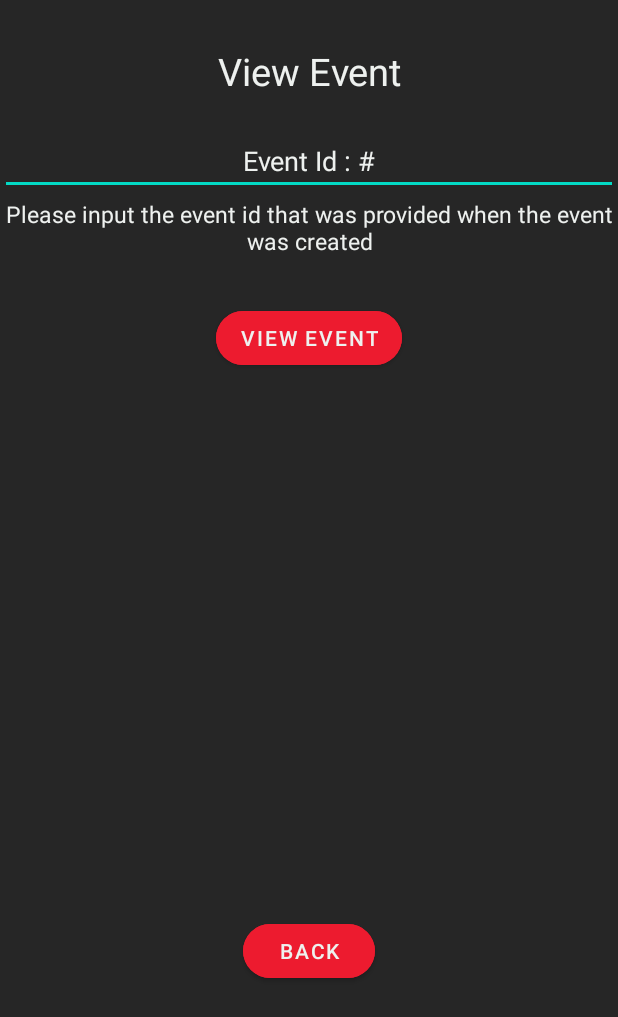
After one commit to McGill-ECSE321-Fall2021/project-group-12, an Android app: the layout viewevent_page.xml on its own in the app's theme, with its tools: preview values and no code run, on a phone screen of 412 x 824 dp. The commit adds this screen. Shown: the top 1017 px of the screen. Run offline under Robolectric (Android 15) with nearby library versions, the phone set to English and light mode, and no system bars.

Commit message:
fixed create event user access issue, plus initial view event code

```diff
--- /dev/null
+++ b/LibraryAndroid/app/src/main/res/layout/viewevent_page.xml
@@ -0,0 +1,198 @@
+<?xml version="1.0" encoding="utf-8"?>
+<androidx.constraintlayout.widget.ConstraintLayout xmlns:android="http://schemas.android.com/apk/res/android"
+    xmlns:app="http://schemas.android.com/apk/res-auto"
+    android:layout_width="match_parent"
+    android:layout_height="match_parent"
+    android:background="@color/dark_color"
+    app:layout_behavior="@string/appbar_scrolling_view_behavior">
+
+    <LinearLayout
+        android:layout_width="match_parent"
+        android:layout_height="wrap_content"
+        android:orientation="vertical"
+        app:layout_constraintLeft_toLeftOf="parent"
+        app:layout_constraintRight_toRightOf="parent"
+        app:layout_constraintTop_toTopOf="parent">
+
+        <TextView
+            android:id="@+id/viewevent_text"
+            android:layout_width="wrap_content"
+            android:layout_height="wrap_content"
+            android:text="View Event"
+            android:textAlignment="center"
+            android:textColor="@color/light_color"
+            android:gravity="center"
+            android:layout_gravity="center"
+            android:layout_marginTop="30dp"
+            android:textSize="25sp" />
+
+        <EditText
+            android:id="@+id/viewevent_id"
+            android:layout_width="match_parent"
+            android:layout_height="wrap_content"
+            android:layout_marginTop="20dp"
+            android:hint="@string/viewevent_eventId_hint"
+            android:textAlignment="center"
+            android:textColor="@color/light_color"
+            android:textColorHighlight="@color/primary_color"
+            android:textColorHint="@color/light_color"
+            android:textColorLink="@color/primary_color" />
+
+        <TextView
+            android:id="@+id/signup_valid_password_text"
+            android:layout_width="wrap_content"
+            android:layout_height="wrap_content"
+            android:text="Please input the event id that was provided when the event was created"
+            android:textAlignment="center"
+            android:textColor="@color/light_color"
+            android:gravity="center"
+            android:layout_gravity="center"
+            android:layout_marginTop="2dp"
+            android:textSize="15sp" />
+
+        <Button
+            android:layout_width="wrap_content"
+            android:layout_height="wrap_content"
+            android:backgroundTint="@color/primary_color"
+            android:gravity="center"
+            android:layout_gravity="center"
+            android:layout_marginTop="30dp"
+            android:onClick="viewEvent"
+            android:text="@string/viewevent_view_button_text"
+            android:textColor="@color/light_color"
+            app:cornerRadius="100px"
+            app:layout_constraintBottom_toBottomOf="parent"
+            app:layout_constraintEnd_toEndOf="parent" />
+
+
+        <TextView
+            android:id="@+id/viewevent_name"
+            android:layout_width="match_parent"
+            android:layout_height="match_parent"
+            android:layout_marginTop="20dp"
+            android:gravity="center"
+            android:text=""
+            android:textAlignment="center"
+            android:textColor="@color/light_color"
+            android:textSize="15sp"
+            app:layout_constraintEnd_toEndOf="parent"
+            app:layout_constraintStart_toStartOf="parent"/>
+
+        <TextView
+            android:id="@+id/viewevent_startdate"
+            android:layout_width="match_parent"
+            android:layout_height="match_parent"
+            android:layout_marginTop="20dp"
+            android:gravity="center"
+            android:text=""
+            android:textAlignment="center"
+            android:textColor="@color/light_color"
+            android:textSize="15sp"
+            app:layout_constraintEnd_toEndOf="parent"
+            app:layout_constraintStart_toStartOf="parent"/>
+
+        <TextView
+            android:id="@+id/viewevent_enddate"
+            android:layout_width="match_parent"
+            android:layout_height="match_parent"
+            android:layout_marginTop="20dp"
+            android:gravity="center"
+            android:text=""
+            android:textAlignment="center"
+            android:textColor="@color/light_color"
+            android:textSize="15sp"
+            app:layout_constraintEnd_toEndOf="parent"
+            app:layout_constraintStart_toStartOf="parent"/>
+
+        <TextView
+            android:id="@+id/viewevent_starttime"
+            android:layout_width="match_parent"
+            android:layout_height="match_parent"
+            android:layout_marginTop="20dp"
+            android:gravity="center"
+            android:text=""
+            android:textAlignment="center"
+            android:textColor="@color/light_color"
+            android:textSize="15sp"
+            app:layout_constraintEnd_toEndOf="parent"
+            app:layout_constraintStart_toStartOf="parent"/>
+
+        <TextView
+            android:id="@+id/viewevent_endtime"
+            android:layout_width="match_parent"
+            android:layout_height="match_parent"
+            android:layout_marginTop="20dp"
+            android:gravity="center"
+            android:text=""
+            android:textAlignment="center"
+            android:textColor="@color/light_color"
+            android:textSize="15sp"
+            app:layout_constraintEnd_toEndOf="parent"
+            app:layout_constraintStart_toStartOf="parent"/>
+
+        <TextView
+            android:id="@+id/viewevent_isprivate"
+            android:layout_width="match_parent"
+            android:layout_height="match_parent"
+            android:layout_marginTop="20dp"
+            android:gravity="center"
+            android:text=""
+            android:textAlignment="center"
+            android:textColor="@color/light_color"
+            android:textSize="15sp"
+            app:layout_constraintEnd_toEndOf="parent"
+            app:layout_constraintStart_toStartOf="parent"/>
+
+        <TextView
+            android:id="@+id/viewevent_isaccepted"
+            android:layout_width="match_parent"
+            android:layout_height="match_parent"
+            android:layout_marginTop="20dp"
+            android:gravity="center"
+            android:text=""
+            android:textAlignment="center"
+            android:textColor="@color/light_color"
+            android:textSize="15sp"
+            app:layout_constraintEnd_toEndOf="parent"
+            app:layout_constraintStart_toStartOf="parent"/>
+
+        <TextView
+            android:id="@+id/viewevent_eventid"
+            android:layout_width="match_parent"
+            android:layout_height="match_parent"
+            android:layout_marginTop="20dp"
+            android:gravity="center"
+            android:text=""
+            android:textAlignment="center"
+            android:textColor="@color/light_color"
+            android:textSize="15sp"
+            app:layout_constraintEnd_toEndOf="parent"
+            app:layout_constraintStart_toStartOf="parent"/>
+
+        <Button
+            android:layout_width="wrap_content"
+            android:layout_height="wrap_content"
+            android:backgroundTint="@color/primary_color"
+            android:gravity="center"
+            android:layout_gravity="center"
+            android:layout_marginTop="30dp"
+            android:onClick="toOnlineUser"
+            android:text="@string/addevent_back_button_text"
+            android:textColor="@color/light_color"
+            app:cornerRadius="100px"
+            app:layout_constraintBottom_toBottomOf="parent"
+            app:layout_constraintEnd_toEndOf="parent" />
+
+        <TextView
+            android:id="@+id/error"
+            android:layout_height="wrap_content"
+            android:layout_width="wrap_content"
+            android:layout_marginTop="10dp"
+            android:visibility="gone"
+            android:text=""
+            android:textColor="#FF0000"/>
+
+
+    </LinearLayout>
+
+</androidx.constraintlayout.widget.ConstraintLayout>
--- a/LibraryAndroid/app/src/main/res/values/strings.xml
+++ b/LibraryAndroid/app/src/main/res/values/strings.xml
@@ -69,6 +69,11 @@
     <string name="addevent_isaccepted_hint">Accepted</string>
     <string name="addevent_back_button_text">Back</string>
 
+    <string name="viewevent_eventId_hint">Event Id : #</string>
+    <string name="viewevent_view_button_text">View Event</string>
+
+
+
 
 
     <string name="back_text">Back</string>
```
Also changed, not shown: Library-Backend/src/main/java/ca/mcgill/ecse321/library/controller/EventRestController.java (+4 -4 lines), LibraryAndroid/app/src/main/java/ca/mcgill/ecse321/library_android/MainActivity.java (+66 -8 lines), LibraryAndroid/app/src/main/res/layout/addevent_page.xml (+17 -4 lines), LibraryAndroid/app/src/main/res/layout/onlineuser_page.xml (+15 -0 lines).
